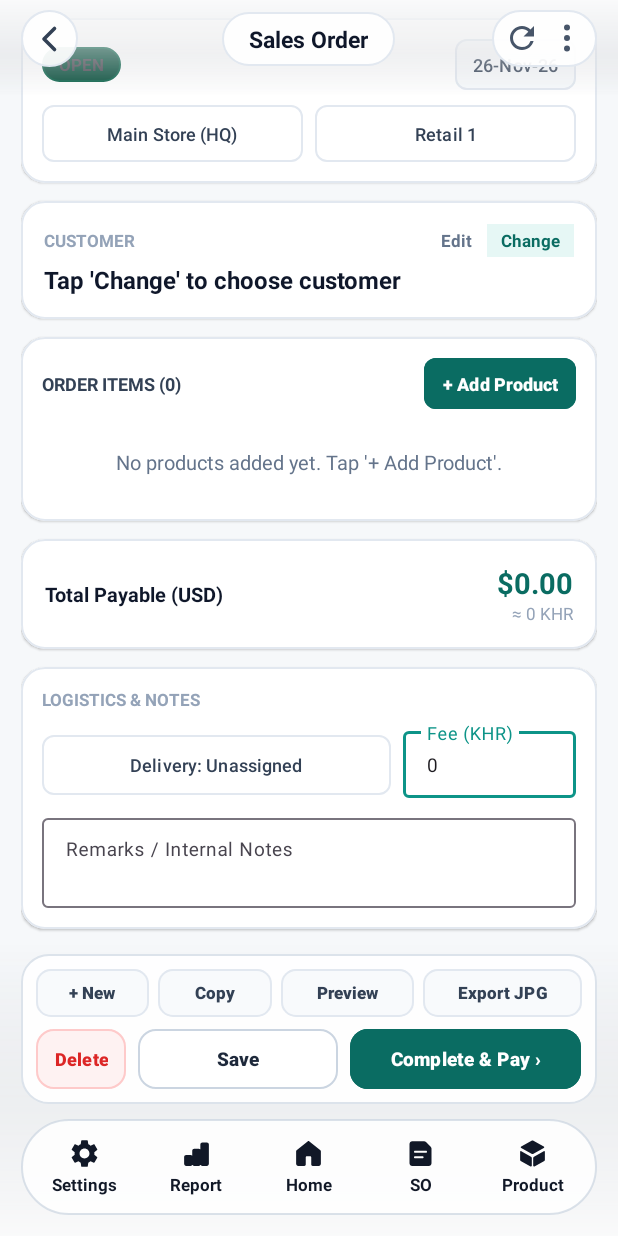
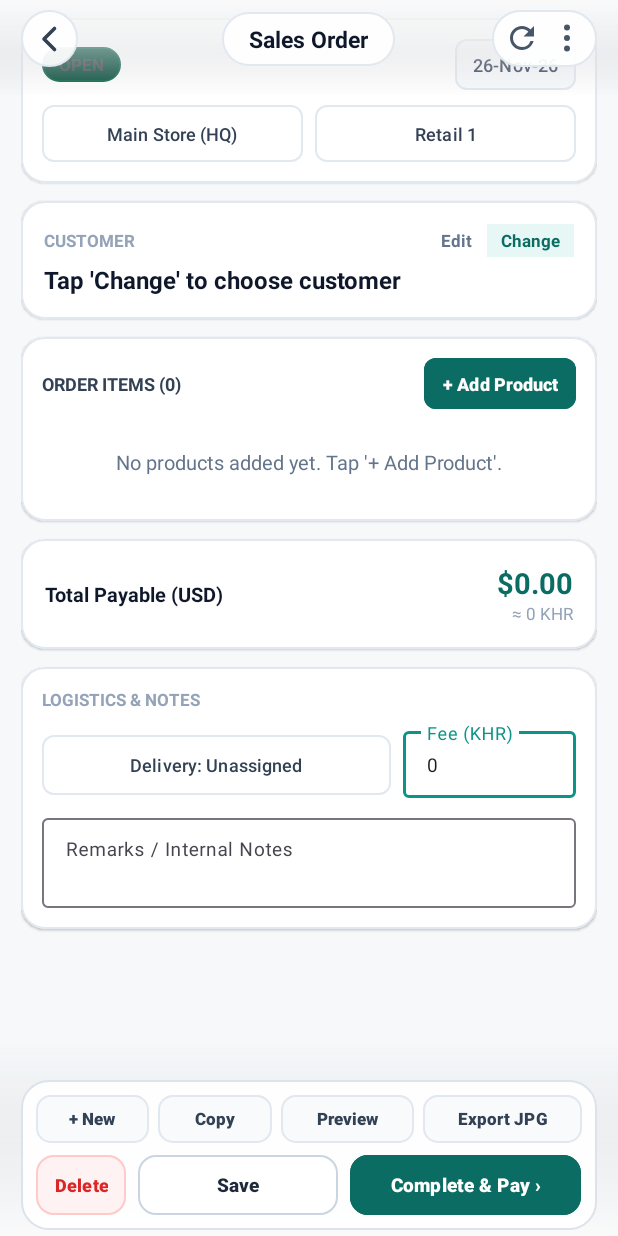
Before and after one commit to dukphichenda/Premium-Pos, an Android app: the layout activity_sales_order_detail.xml on its own in the app's theme, with its tools: preview values and no code run, on a phone screen of 412 x 824 dp. Run offline under Robolectric (Android 15) with nearby library versions, the phone set to English and light mode, and no system bars.

Commit message:
v2.7.2: Force 580px desktop A5 fit on invoice JPG export and remove bottom nav bar from SO detail

```diff
--- a/android/app/build.gradle
+++ b/android/app/build.gradle
@@ -11,8 +11,8 @@ android {
         applicationId "com.inflow.premium"
         minSdk 24
         targetSdk 34
-        versionCode 12
-        versionName "2.7.1"
+        versionCode 13
+        versionName "2.7.2"
 
         testInstrumentationRunner "androidx.test.runner.AndroidJUnitRunner"
     }
--- a/android/app/src/main/java/com/inflow/premium/ui/SalesOrderDetailActivity.kt
+++ b/android/app/src/main/java/com/inflow/premium/ui/SalesOrderDetailActivity.kt
@@ -95,7 +95,6 @@ class SalesOrderDetailActivity : AppCompatActivity() {
 
         setupToolbar()
         setupListeners()
-        BottomNavHelper.setup(this, binding.bottomNav.root, BottomNavHelper.NavTab.SO)
         EdgeToEdgeHelper.apply(
             activity = this,
             rootView = binding.root,
@@ -105,7 +104,7 @@ class SalesOrderDetailActivity : AppCompatActivity() {
             bottomScrimView = binding.bottomScrim,
             scrollableView = binding.scrollDetail,
             extraTopDp = 2,
-            extraBottomScrollDp = 220
+            extraBottomScrollDp = 140
         )
         binding.topHeader.addOnLayoutChangeListener { v, _, _, _, _, _, _, _, _ ->
             val topH = v.height
--- a/android/app/src/main/res/layout/activity_app_settings.xml
+++ b/android/app/src/main/res/layout/activity_app_settings.xml
@@ -187,7 +187,7 @@
                         android:layout_width="match_parent"
                         android:layout_height="42dp"
                         android:layout_marginTop="6dp"
-                        android:text="App Version 2.7.1 • Check APK Updates" />
+                        android:text="App Version 2.7.2 • Check APK Updates" />
 
                     <com.google.android.material.button.MaterialButton
                         android:id="@+id/btnSignOut"
--- a/android/app/src/main/res/layout/activity_sales_order_detail.xml
+++ b/android/app/src/main/res/layout/activity_sales_order_detail.xml
@@ -13,7 +13,7 @@
         android:layout_width="match_parent"
         android:layout_height="match_parent"
         android:clipToPadding="false"
-        android:paddingBottom="220dp">
+        android:paddingBottom="140dp">
 
         <LinearLayout
             android:layout_width="match_parent"
@@ -599,11 +599,11 @@
     <View
         android:id="@+id/bottomScrim"
         android:layout_width="match_parent"
-        android:layout_height="196dp"
+        android:layout_height="130dp"
         android:layout_gravity="bottom"
         android:background="@drawable/bg_bottom_glow_scrim" />
 
-    <!-- FloatingActionsDockGroup: Utility/Action Capsule + 5-Tab Navigation Bar -->
+    <!-- FloatingActionsDockGroup: Utility/Action Capsule (No bottom nav on detail) -->
     <LinearLayout
         android:id="@+id/bottomDockGroup"
         android:layout_width="match_parent"
@@ -617,7 +617,7 @@
             android:layout_width="match_parent"
             android:layout_height="wrap_content"
             android:layout_marginHorizontal="14dp"
-            android:layout_marginBottom="6dp"
+            android:layout_marginBottom="4dp"
             android:background="@drawable/bg_floating_dock_card"
             android:elevation="10dp"
             android:orientation="vertical"
@@ -762,11 +762,6 @@
                     app:cornerRadius="12dp" />
             </LinearLayout>
         </LinearLayout>
-
-        <!-- Bottom 5-Tab Navigation Capsule -->
-        <include
-            android:id="@+id/bottomNav"
-            layout="@layout/view_bottom_nav" />
     </LinearLayout>
 
 </androidx.coordinatorlayout.widget.CoordinatorLayout>
```
Also changed, not shown: 1 other file.
